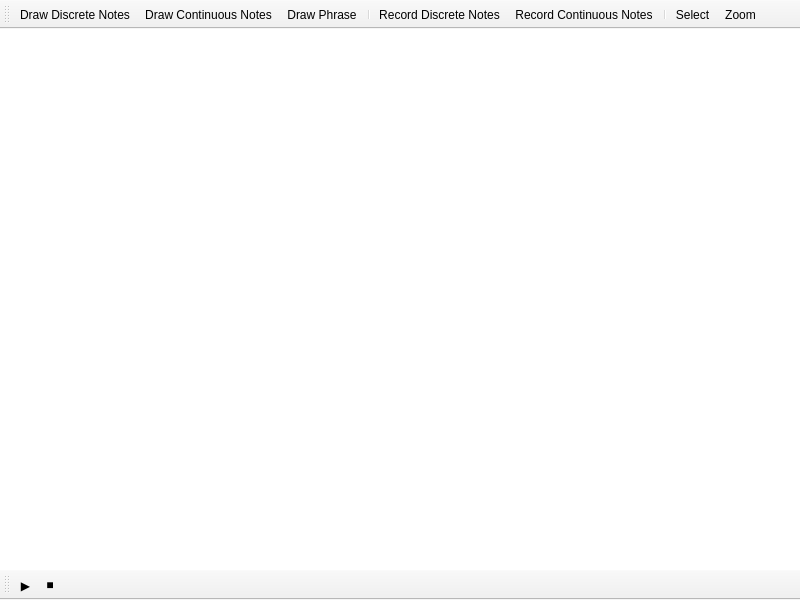
First picture: the form in scorecanvas.ui, repository nimusd/Calamus, before the edit.
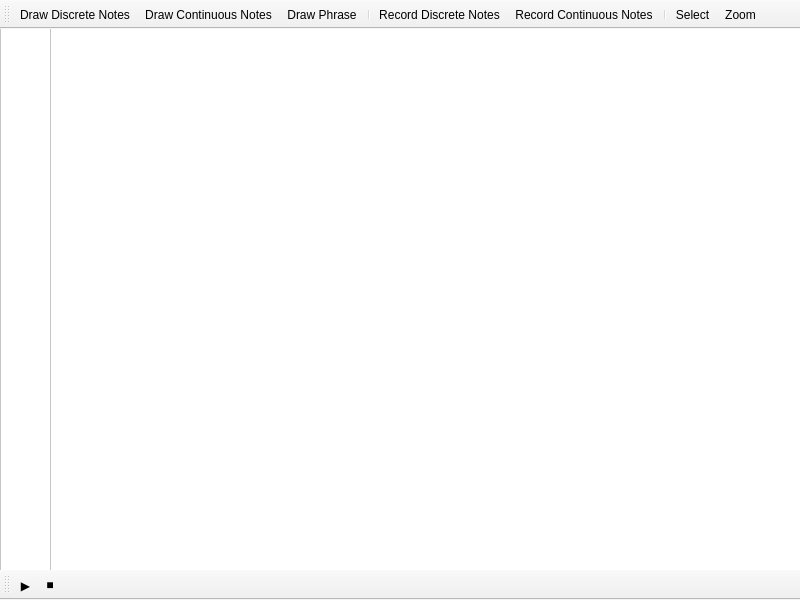
Second picture: the form after the edit.

The edit to the form file:
```diff
--- a/scorecanvas.ui
+++ b/scorecanvas.ui
@@ -17,6 +17,40 @@
    <property name="styleSheet">
     <string notr="true">background-color: white;</string>
    </property>
+   <widget class="QWidget" name="horizontalLayoutWidget">
+    <property name="geometry">
+     <rect>
+      <x>49</x>
+      <y>-1</y>
+      <width>751</width>
+      <height>61</height>
+     </rect>
+    </property>
+    <layout class="QHBoxLayout" name="horizontalLayoutTimeline"/>
+   </widget>
+   <widget class="QScrollArea" name="scrollAreatracks">
+    <property name="geometry">
+     <rect>
+      <x>0</x>
+      <y>-1</y>
+      <width>51</width>
+      <height>551</height>
+     </rect>
+    </property>
+    <property name="widgetResizable">
+     <bool>true</bool>
+    </property>
+    <widget class="QWidget" name="scrollAreaWidgetContents">
+     <property name="geometry">
+      <rect>
+       <x>0</x>
+       <y>0</y>
+       <width>49</width>
+       <height>549</height>
+      </rect>
+     </property>
+    </widget>
+   </widget>
   </widget>
   <widget class="QToolBar" name="toolBar">
    <property name="windowTitle">
```
